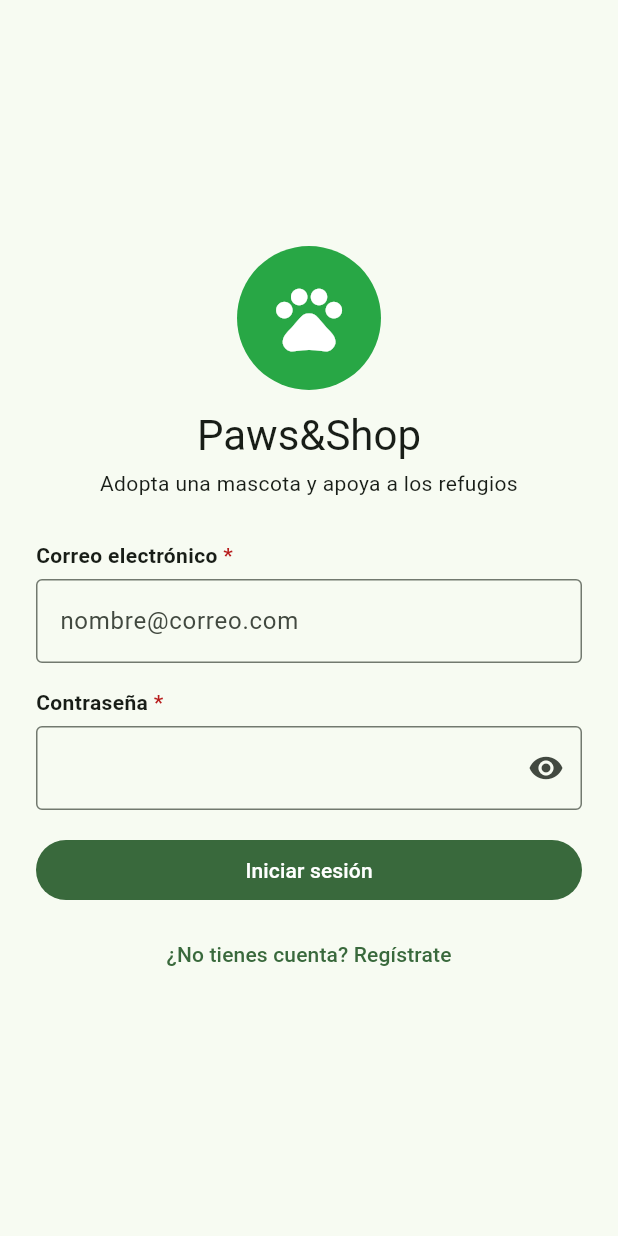
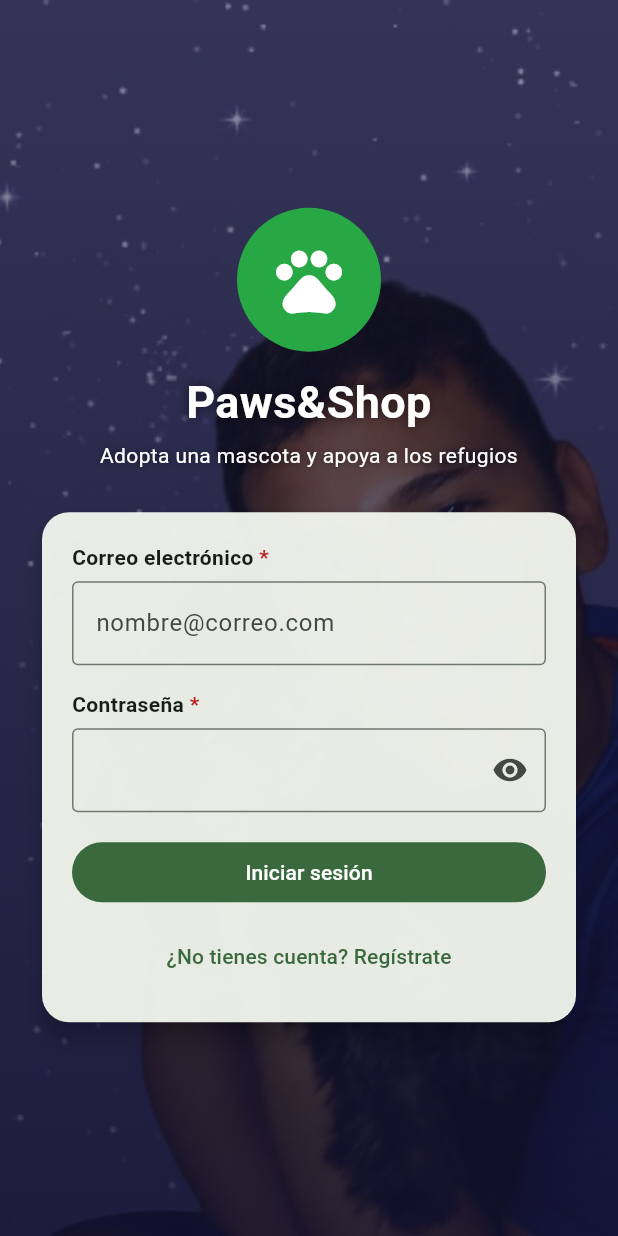
Before and after one commit to diegoandresmendoza2006/paws-shop-mobile, a Flutter app: the screen it shows after launch, on a phone screen of 412 x 824 dp. Run offline on Flutter 3.47's test engine with Material 3 defaults, Android fonts, the phone set to English and light mode, and no system bars; our stand-ins replace flutter_bloc, image_picker, shared_preferences; network calls fail.

Commit message:
feat(ui): add login background image and show document in adoption form

```diff
--- a/lib/pages/login_page.dart
+++ b/lib/pages/login_page.dart
@@ -42,26 +42,64 @@ class _LoginPageState extends State<LoginPage> {
   @override
   Widget build(BuildContext context) {
     return Scaffold(
-      body: SafeArea(
+      body: Stack(
+        fit: StackFit.expand,
+        children: [
+          // Foto de fondo: la persona queda a la derecha, así que se alinea hacia ese lado
+          Image.asset(
+            'assets/images/fondo_login.jpg',
+            fit: BoxFit.cover,
+            alignment: const Alignment(0.55, -0.2),
+            errorBuilder: (_, _, _) => const ColoredBox(color: Color(0xFF4A4B78)),
+          ),
+          // Degradado oscuro para que el formulario siempre se lea bien
+          const DecoratedBox(
+            decoration: BoxDecoration(
+              gradient: LinearGradient(
+                begin: Alignment.topCenter,
+                end: Alignment.bottomCenter,
+                colors: [Color(0x66101030), Color(0xCC101030)],
+              ),
+            ),
+          ),
+          SafeArea(
             child: Center(
               child: SingleChildScrollView(
                 padding: const EdgeInsets.all(24),
                 child: ConstrainedBox(
                   constraints: const BoxConstraints(maxWidth: 420),
+                  child: Column(
+                    mainAxisSize: MainAxisSize.min,
+                    crossAxisAlignment: CrossAxisAlignment.stretch,
+                    children: [
+                      const Center(child: LogoPaws()),
+                      const SizedBox(height: 12),
+                      const Text('Paws&Shop',
+                          textAlign: TextAlign.center,
+                          style: TextStyle(
+                              color: Colors.white,
+                              fontSize: 30,
+                              fontWeight: FontWeight.w700,
+                              shadows: [Shadow(blurRadius: 8, color: Colors.black54)])),
+                      const SizedBox(height: 4),
+                      const Text('Adopta una mascota y apoya a los refugios',
+                          textAlign: TextAlign.center,
+                          style: TextStyle(
+                              color: Colors.white,
+                              shadows: [Shadow(blurRadius: 6, color: Colors.black54)])),
+                      const SizedBox(height: 24),
+                      // Tarjeta casi opaca con el formulario encima de la foto
+                      Card(
+                        elevation: 6,
+                        color: Theme.of(context).colorScheme.surface.withAlpha(238),
+                        shape: RoundedRectangleBorder(borderRadius: BorderRadius.circular(18)),
+                        child: Padding(
+                          padding: const EdgeInsets.all(20),
                           child: Form(
                             key: _formKey,
                             child: Column(
                               crossAxisAlignment: CrossAxisAlignment.stretch,
                               children: [
-                    const Center(child: LogoPaws()),
-                    const SizedBox(height: 12),
-                    Text('Paws&Shop',
-                        textAlign: TextAlign.center,
-                        style: Theme.of(context).textTheme.headlineMedium),
-                    const SizedBox(height: 4),
-                    const Text('Adopta una mascota y apoya a los refugios',
-                        textAlign: TextAlign.center),
-                    const SizedBox(height: 28),
                                 CampoTexto(
                                   etiqueta: 'Correo electrónico',
                                   controlador: _email,
@@ -124,7 +162,13 @@ class _LoginPageState extends State<LoginPage> {
                           ),
                         ),
                       ),
+                    ],
                   ),
+                ),
+              ),
+            ),
+          ),
+        ],
       ),
     );
   }
--- a/lib/pages/solicitud_page.dart
+++ b/lib/pages/solicitud_page.dart
@@ -303,6 +303,11 @@ class _TusDatos extends StatelessWidget {
                 style: Theme.of(context).textTheme.titleSmall),
             const SizedBox(height: 6),
             FilaDato(etiqueta: 'Nombre', valor: usuario.nombreCompleto),
+            FilaDato(
+                etiqueta: 'Documento',
+                valor: (usuario.numeroDocumento ?? '').isEmpty
+                    ? null
+                    : '${usuario.tipoDocumento ?? ''} ${usuario.numeroDocumento}'.trim()),
             FilaDato(etiqueta: 'Nacimiento', valor: f == null ? null : fechaLegible(f)),
             FilaDato(etiqueta: 'Teléfono', valor: usuario.telefono),
             FilaDato(etiqueta: 'Correo', valor: usuario.email),
--- a/pubspec.yaml
+++ b/pubspec.yaml
@@ -64,6 +64,8 @@ flutter:
   # included with your application, so that you can use the icons in
   # the material Icons class.
   uses-material-design: true
+  assets:
+    - assets/images/
 
   # To add assets to your application, add an assets section, like this:
   # assets:
```
Also changed, not shown: assets/images/fondo_login.jpg (added). Lines whose indentation alone changed are shown as unchanged.
